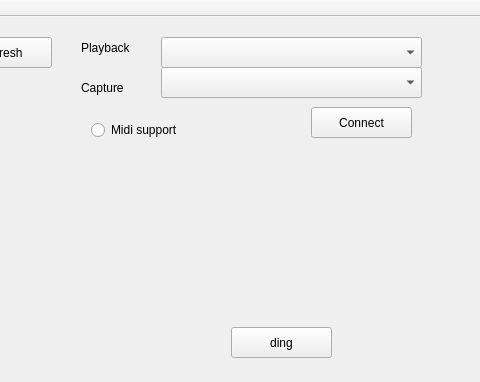
Above: mainwindow.ui from fredericabry/raspiloop before the change; both pictures show x 669 to 1149 and y 0 to 382 of the 1149 by 538 pixel window. Below: the same form after it.
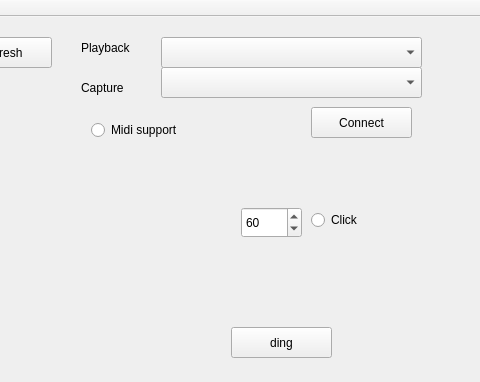
That is the form after the change.

Commit message: click ok

Patch:
```diff
--- a/mainwindow.ui
+++ b/mainwindow.ui
@@ -135,6 +135,38 @@
      <string>ding</string>
     </property>
    </widget>
+   <widget class="QSpinBox" name="tempoBox">
+    <property name="geometry">
+     <rect>
+      <x>910</x>
+      <y>190</y>
+      <width>61</width>
+      <height>31</height>
+     </rect>
+    </property>
+    <property name="minimum">
+     <number>30</number>
+    </property>
+    <property name="maximum">
+     <number>250</number>
+    </property>
+    <property name="value">
+     <number>60</number>
+    </property>
+   </widget>
+   <widget class="QRadioButton" name="radioClick">
+    <property name="geometry">
+     <rect>
+      <x>980</x>
+      <y>190</y>
+      <width>118</width>
+      <height>26</height>
+     </rect>
+    </property>
+    <property name="text">
+     <string>Click</string>
+    </property>
+   </widget>
   </widget>
   <widget class="QMenuBar" name="menuBar">
    <property name="geometry">
```
The commit also changes 4 other files.
